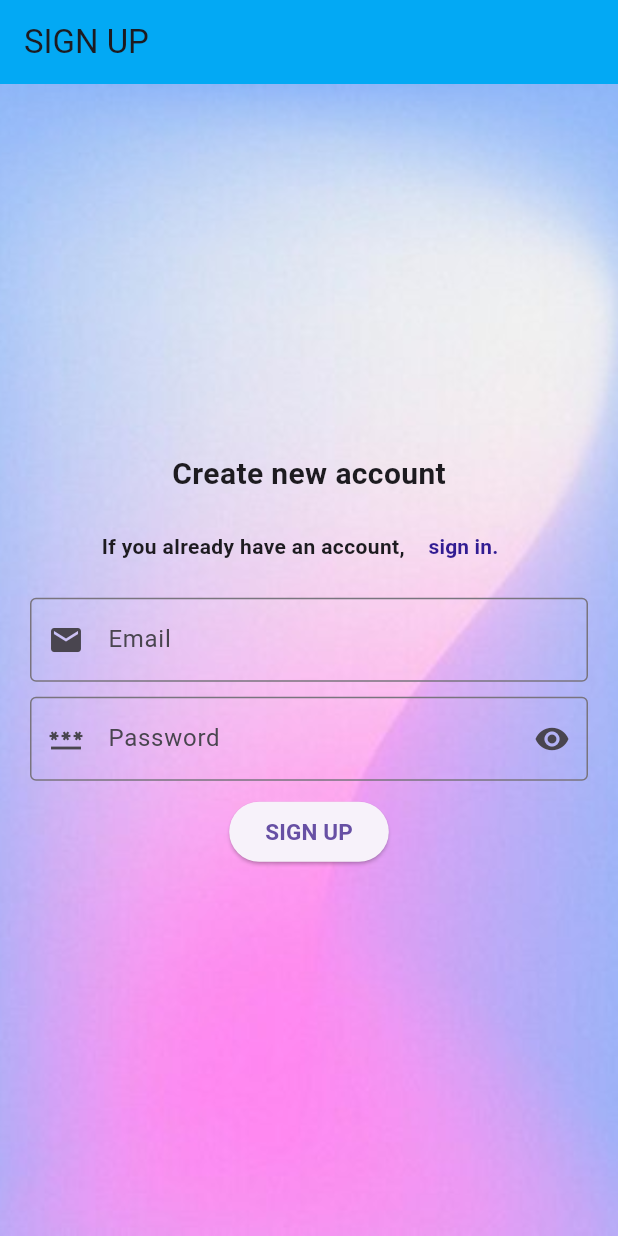
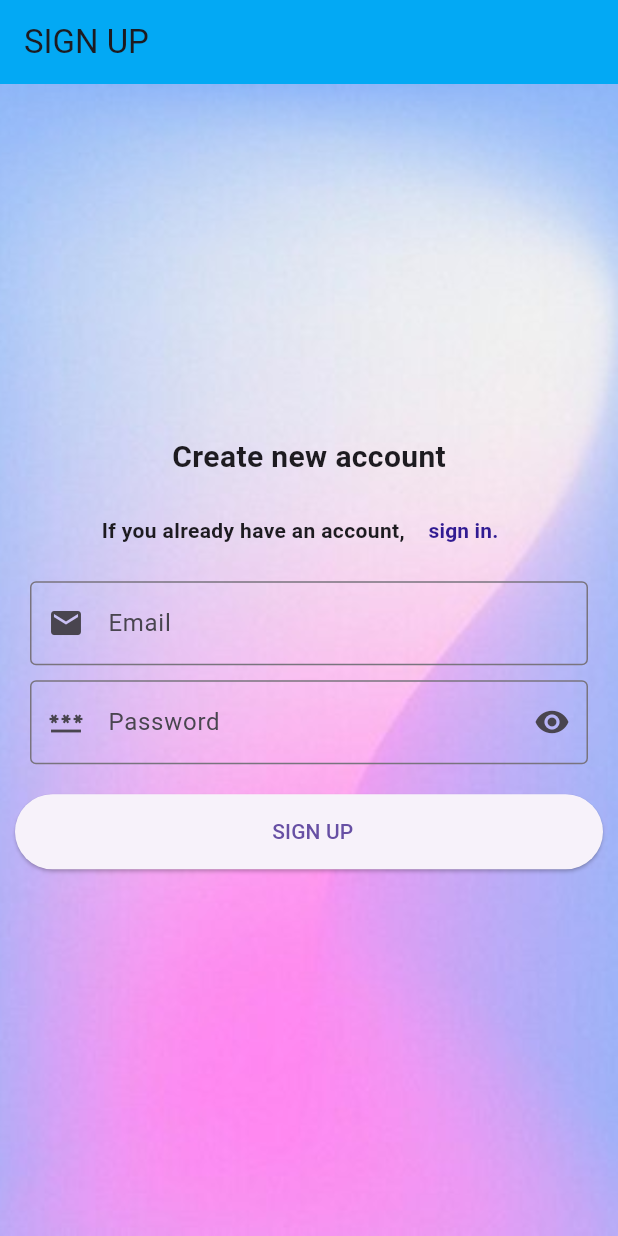
Before and after one commit to RobertJohnNI95/Flutter-ITI-Movie-App, a Flutter app: the screen it shows after launch, after a tap on "sign up.", on a phone screen of 412 x 824 dp. Run offline on Flutter 3.47's test engine with Material 3 defaults, Android fonts, the phone set to English and light mode, and no system bars; our stand-ins replace firebase_auth, firebase_core, sqflite; missing offline and left inert: validator_regex; accounts and stored records are empty; network calls fail.

Commit message:
Wide Button Update

```diff
--- a/lib/views/sign_in_screen.dart
+++ b/lib/views/sign_in_screen.dart
@@ -4,6 +4,7 @@ import "package:flutter_iti_movie_app/services/firebase_auth_service.dart";
 import "package:flutter_iti_movie_app/views/home_screen.dart";
 import "package:flutter_iti_movie_app/views/sign_up_screen.dart";
 import "package:flutter_iti_movie_app/utils/theme.dart";
+import "package:flutter_iti_movie_app/widgets/wide_button.dart";
 
 class SignInScreen extends StatefulWidget {
   const SignInScreen({super.key});
@@ -150,18 +151,19 @@ class _SignInScreenState extends State<SignInScreen> {
                   ),
                 ),
                 SizedBox(height: 10),
-                _isLoading
-                    ? CircularProgressIndicator(strokeWidth: 2)
-                    : ElevatedButton(
-                        onPressed: signIn,
-                        child: Text(
-                          "SIGN IN",
+                Padding(
+                  padding: const EdgeInsets.all(10.0),
+                  child: _isLoading
+                      ? CircularProgressIndicator(strokeWidth: 2)
+                      : WideButton(
+                          onPressed: signIn,
+                          buttonLabel: "SIGN IN",
                           style: TextStyle(
                             fontSize: 15,
                             fontWeight: FontWeight.bold,
                           ),
                         ),
-                      ),
+                ),
               ],
             ),
           ],
--- a/lib/views/sign_up_screen.dart
+++ b/lib/views/sign_up_screen.dart
@@ -4,6 +4,7 @@ import "package:flutter_iti_movie_app/services/firebase_auth_service.dart";
 import "package:flutter_iti_movie_app/views/home_screen.dart";
 import "package:flutter_iti_movie_app/views/sign_in_screen.dart";
 import "package:flutter_iti_movie_app/utils/theme.dart";
+import "package:flutter_iti_movie_app/widgets/wide_button.dart";
 import 'package:validator_regex/validator_regex.dart';
 
 class SignUpScreen extends StatefulWidget {
@@ -158,18 +159,19 @@ class _SignUpScreenState extends State<SignUpScreen> {
                   ),
                 ),
                 SizedBox(height: 10),
-                _isLoading
-                    ? CircularProgressIndicator(strokeWidth: 2)
-                    : ElevatedButton(
-                        onPressed: signUp,
-                        child: Text(
-                          "SIGN UP",
+                Padding(
+                  padding: const EdgeInsets.all(10.0),
+                  child: _isLoading
+                      ? CircularProgressIndicator(strokeWidth: 2)
+                      : WideButton(
+                          onPressed: signUp,
+                          buttonLabel: "SIGN UP",
                           style: TextStyle(
                             fontSize: 15,
                             fontWeight: FontWeight.bold,
                           ),
                         ),
-                      ),
+                ),
               ],
             ),
           ],
--- a/lib/widgets/wide_button.dart
+++ b/lib/widgets/wide_button.dart
@@ -8,20 +8,21 @@ class WideButton extends StatelessWidget {
     this.icon,
     this.bgColor,
     this.textColor,
+    this.style,
   });
   final VoidCallback onPressed;
   final String buttonLabel;
   final IconData? icon;
   final Color? bgColor;
   final Color? textColor;
+  final TextStyle? style;
 
   @override
   Widget build(BuildContext context) {
     return ElevatedButton(
-      style: ButtonStyle(
-        backgroundColor: (bgColor == null)
-            ? null
-            : WidgetStatePropertyAll<Color>(bgColor!),
+      style: ElevatedButton.styleFrom(
+        minimumSize: Size(double.infinity, 50),
+        backgroundColor: (bgColor == null) ? null : bgColor!,
       ),
       onPressed: onPressed,
       child: Row(
```
